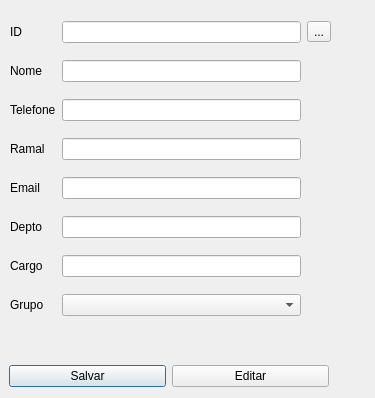
Qt form gerenciapessoas.ui (brunosr1985/TCC_NayBru) before a commit.
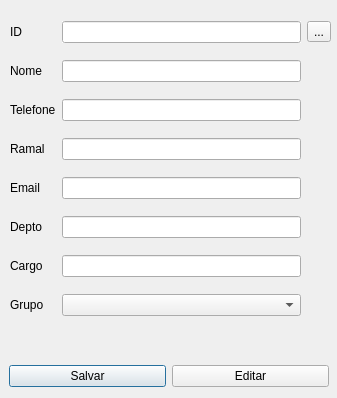
The same form after that commit. Icons and pictures are not drawn.

What changed in the file:
```diff
--- a/gerenciapessoas.ui
+++ b/gerenciapessoas.ui
@@ -6,10 +6,22 @@
    <rect>
     <x>0</x>
     <y>0</y>
-    <width>375</width>
+    <width>337</width>
     <height>398</height>
    </rect>
   </property>
+  <property name="minimumSize">
+   <size>
+    <width>337</width>
+    <height>398</height>
+   </size>
+  </property>
+  <property name="maximumSize">
+   <size>
+    <width>337</width>
+    <height>398</height>
+   </size>
+  </property>
   <property name="windowTitle">
    <string>Kaizen Birth Edition</string>
   </property>
```
Left out of the diff: 51 changed lines with no effect on the pictures.
